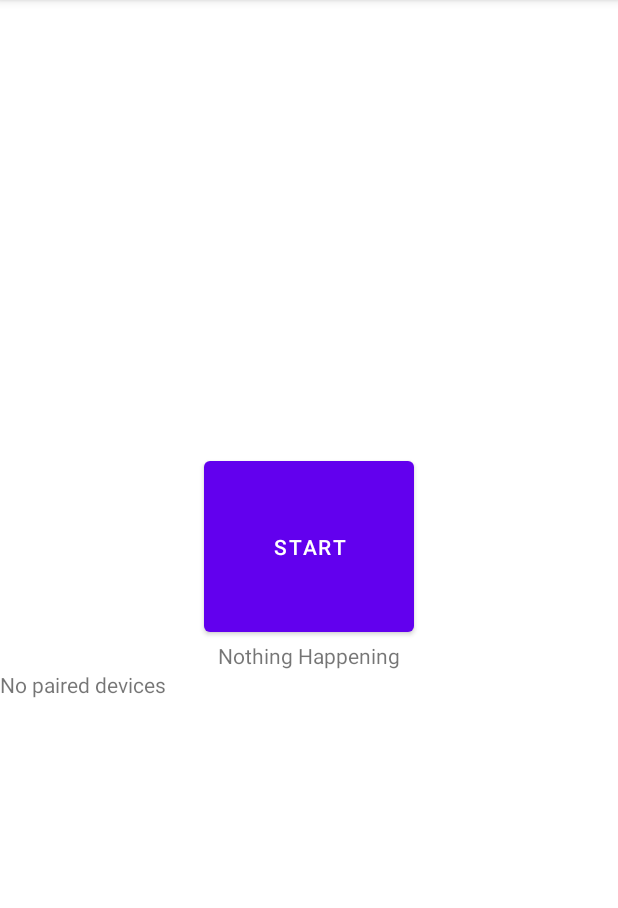
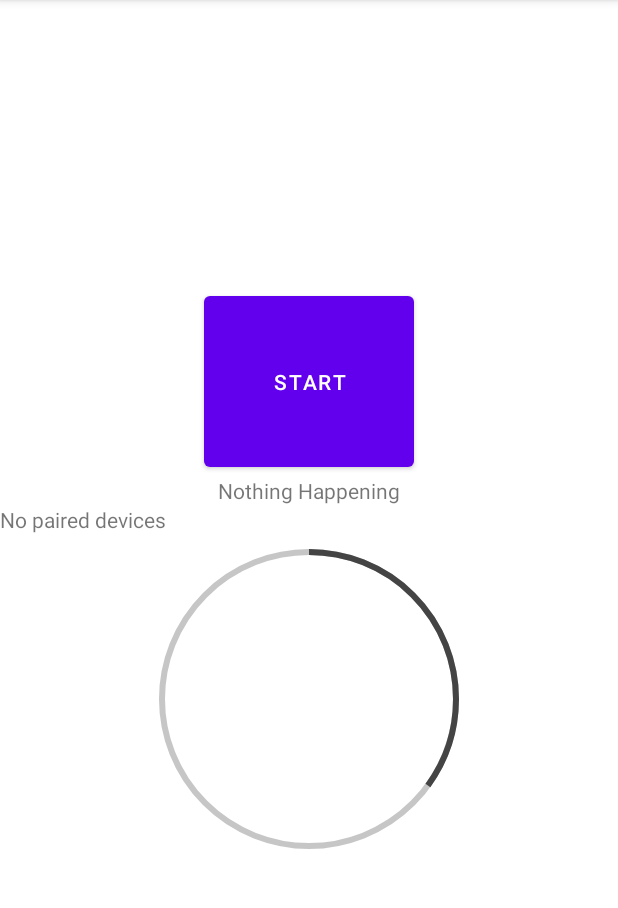
Before and after one commit to ElliottP-13/EGEN310_EggMaker, an Android app: the screen it shows after launch (MainActivity), on a phone screen of 412 x 824 dp, the part 84-992 px from its top. Run offline under Robolectric (Android 15) with nearby library versions, the phone set to English and light mode, and no system bars; 2 statements that could not run were skipped.

Commit message:
Circle progress bar from internet

```diff
--- /dev/null
+++ b/app/src/main/java/com/example/egen310_app/CircleProgressBar.kt
@@ -0,0 +1,178 @@
+package com.example.egen310_app
+
+import android.animation.ObjectAnimator
+import android.content.Context
+import android.graphics.Canvas
+import android.graphics.Color
+import android.graphics.Paint
+import android.graphics.RectF
+import android.util.AttributeSet
+import android.view.View
+import android.view.animation.DecelerateInterpolator
+
+/**
+ * A subclass of [android.view.View] class for creating a custom circular progressBar
+ *
+ * Created by Pedram on 2015-01-06.
+ */
+class CircleProgressBar(context: Context, attrs: AttributeSet) : View(context, attrs) {
+    /**
+     * ProgressBar's line thickness
+     */
+    private var strokeWidth = 4f
+    private var progress = 0f
+    private var min = 0
+    private var max = 100
+
+    /**
+     * Start the progress at 12 o'clock
+     */
+    private val startAngle = -90
+    private var color = Color.DKGRAY
+    private var rectF: RectF? = null
+    private var backgroundPaint: Paint? = null
+    private var foregroundPaint: Paint? = null
+    fun getStrokeWidth(): Float {
+        return strokeWidth
+    }
+
+    fun setStrokeWidth(strokeWidth: Float) {
+        this.strokeWidth = strokeWidth
+        backgroundPaint!!.strokeWidth = strokeWidth
+        foregroundPaint!!.strokeWidth = strokeWidth
+        invalidate()
+        requestLayout() //Because it should recalculate its bounds
+    }
+
+    fun getProgress(): Float {
+        return progress
+    }
+
+    fun setProgress(progress: Float) {
+        this.progress = progress
+        invalidate()
+    }
+
+    fun getMin(): Int {
+        return min
+    }
+
+    fun setMin(min: Int) {
+        this.min = min
+        invalidate()
+    }
+
+    fun getMax(): Int {
+        return max
+    }
+
+    fun setMax(max: Int) {
+        this.max = max
+        invalidate()
+    }
+
+    fun getColor(): Int {
+        return color
+    }
+
+    fun setColor(color: Int) {
+        this.color = color
+        backgroundPaint!!.color = adjustAlpha(color, 0.3f)
+        foregroundPaint!!.color = color
+        invalidate()
+        requestLayout()
+    }
+
+    private fun init(context: Context, attrs: AttributeSet) {
+        rectF = RectF()
+        val typedArray = context.theme.obtainStyledAttributes(
+                attrs,
+                R.styleable.CircleProgressBar,
+                0, 0)
+        //Reading values from the XML layout
+        try {
+            strokeWidth = typedArray.getDimension(R.styleable.CircleProgressBar_progressBarThickness, strokeWidth)
+            progress = typedArray.getFloat(R.styleable.CircleProgressBar_progress, progress)
+            color = typedArray.getInt(R.styleable.CircleProgressBar_progressbarColor, color)
+            min = typedArray.getInt(R.styleable.CircleProgressBar_min, min)
+            max = typedArray.getInt(R.styleable.CircleProgressBar_max, max)
+        } finally {
+            typedArray.recycle()
+        }
+        backgroundPaint = Paint(Paint.ANTI_ALIAS_FLAG)
+        backgroundPaint!!.color = adjustAlpha(color, 0.3f)
+        backgroundPaint!!.style = Paint.Style.STROKE
+        backgroundPaint!!.strokeWidth = strokeWidth
+        foregroundPaint = Paint(Paint.ANTI_ALIAS_FLAG)
+        foregroundPaint!!.color = color
+        foregroundPaint!!.style = Paint.Style.STROKE
+        foregroundPaint!!.strokeWidth = strokeWidth
+    }
+
+    override fun onDraw(canvas: Canvas) {
+        super.onDraw(canvas)
+        canvas.drawOval(rectF!!, backgroundPaint!!)
+        val angle = 360 * progress / max
+        canvas.drawArc(rectF!!, startAngle.toFloat(), angle, false, foregroundPaint!!)
+    }
+
+    override fun onMeasure(widthMeasureSpec: Int, heightMeasureSpec: Int) {
+        val height = getDefaultSize(suggestedMinimumHeight, heightMeasureSpec)
+        val width = getDefaultSize(suggestedMinimumWidth, widthMeasureSpec)
+        val min = Math.min(width, height)
+        setMeasuredDimension(min, min)
+        rectF!![0 + strokeWidth / 2, 0 + strokeWidth / 2, min - strokeWidth / 2] = min - strokeWidth / 2
+    }
+
+    /**
+     * Lighten the given color by the factor
+     *
+     * @param color  The color to lighten
+     * @param factor 0 to 4
+     * @return A brighter color
+     */
+    fun lightenColor(color: Int, factor: Float): Int {
+        val r = Color.red(color) * factor
+        val g = Color.green(color) * factor
+        val b = Color.blue(color) * factor
+        val ir = Math.min(255, r.toInt())
+        val ig = Math.min(255, g.toInt())
+        val ib = Math.min(255, b.toInt())
+        val ia = Color.alpha(color)
+        return Color.argb(ia, ir, ig, ib)
+    }
+
+    /**
+     * Transparent the given color by the factor
+     * The more the factor closer to zero the more the color gets transparent
+     *
+     * @param color  The color to transparent
+     * @param factor 1.0f to 0.0f
+     * @return int - A transplanted color
+     */
+    fun adjustAlpha(color: Int, factor: Float): Int {
+        val alpha = Math.round(Color.alpha(color) * factor)
+        val red = Color.red(color)
+        val green = Color.green(color)
+        val blue = Color.blue(color)
+        return Color.argb(alpha, red, green, blue)
+    }
+
+    /**
+     * Set the progress with an animation.
+     * Note that the [android.animation.ObjectAnimator] Class automatically set the progress
+     * so don't call the [CircleProgressBar.setProgress] directly within this method.
+     *
+     * @param progress The progress it should animate to it.
+     */
+    fun setProgressWithAnimation(progress: Float) {
+        val objectAnimator = ObjectAnimator.ofFloat(this, "progress", progress)
+        objectAnimator.duration = 1500
+        objectAnimator.interpolator = DecelerateInterpolator()
+        objectAnimator.start()
+    }
+
+    init {
+        init(context, attrs)
+    }
+}
--- a/app/src/main/java/com/example/egen310_app/MainActivity.kt
+++ b/app/src/main/java/com/example/egen310_app/MainActivity.kt
@@ -74,6 +74,24 @@ class MainActivity : AppCompatActivity() {
                 }
             }
         }
+
+        var status = 0
+        var progressBar = findViewById<CircleProgressBar>(R.id.custom_progressBar)
+        Thread {
+            while (status < 100) {
+                status += 1
+                handler.post {
+                    progressBar.setProgress(status.toFloat())
+                }
+                try {
+                    Thread.sleep(500)
+                }
+                catch (e: InterruptedException) {
+                    e.printStackTrace()
+                }
+            }
+        }.start()
+
     }
 
 
--- /dev/null
+++ b/app/src/main/res/drawable/circularprogressbar.xml
@@ -0,0 +1,4 @@
+<?xml version="1.0" encoding="utf-8"?>
+<selector xmlns:android="http://schemas.android.com/apk/res/android">
+
+</selector>
--- a/app/src/main/res/layout/activity_main.xml
+++ b/app/src/main/res/layout/activity_main.xml
@@ -1,10 +1,10 @@
 <?xml version="1.0" encoding="utf-8"?>
 
-<LinearLayout
-    xmlns:android="http://schemas.android.com/apk/res/android"
+<LinearLayout xmlns:android="http://schemas.android.com/apk/res/android"
     android:layout_width="match_parent"
     xmlns:tools="http://schemas.android.com/tools"
     android:layout_height="wrap_content"
+    xmlns:app="http://schemas.android.com/apk/res-auto"
     android:orientation="vertical"
     android:layout_gravity="center_vertical"
     tools:context=".MainActivity">
@@ -31,6 +31,16 @@
         android:id="@+id/paired_devices"
         android:layout_width="match_parent"
         android:layout_height="wrap_content"
+        android:layout_gravity="center_horizontal"
         android:text="No paired devices" />
 
+    <com.example.egen310_app.CircleProgressBar
+        android:id="@+id/custom_progressBar"
+        android:layout_gravity="center_horizontal"
+        android:layout_width="200dp"
+        android:layout_height="200dp"
+        android:layout_margin="10dp"
+        app:progress="35"
+        app:progressBarThickness="4dp"/>
+
 </LinearLayout>
```
Also changed, not shown: app/src/main/res/values/attrs.xml (added, +10 -0 lines).
